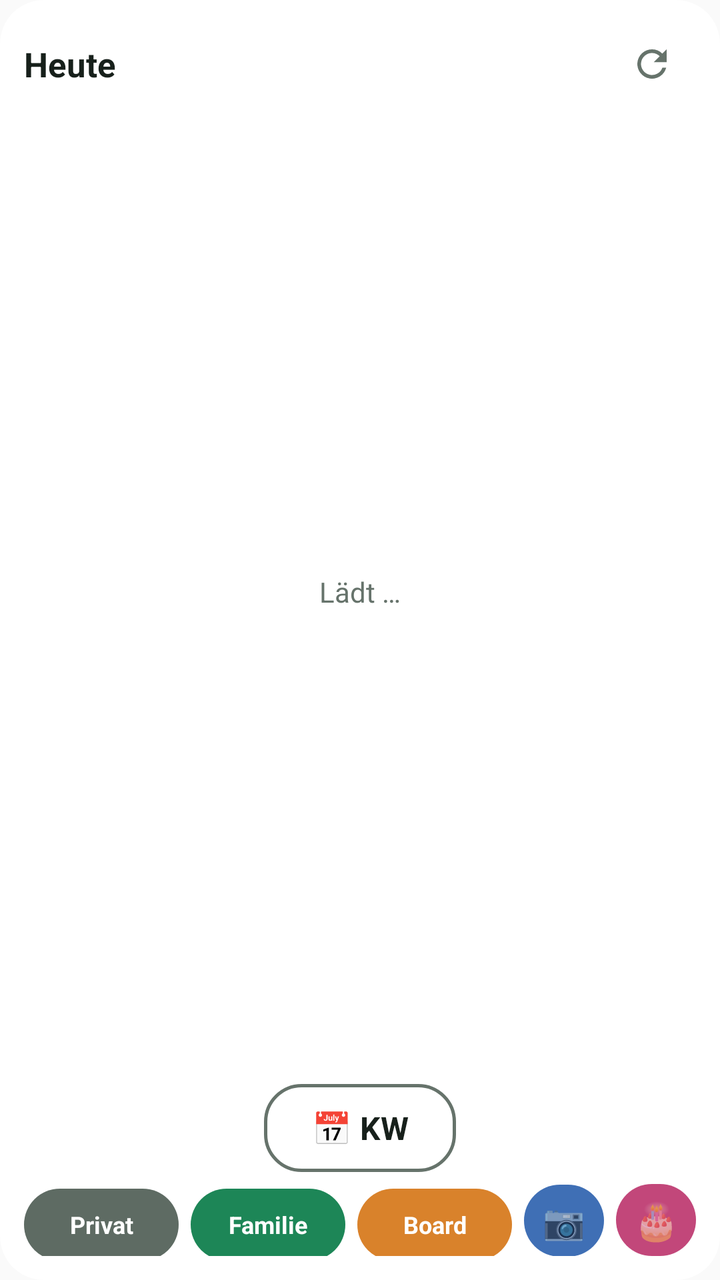
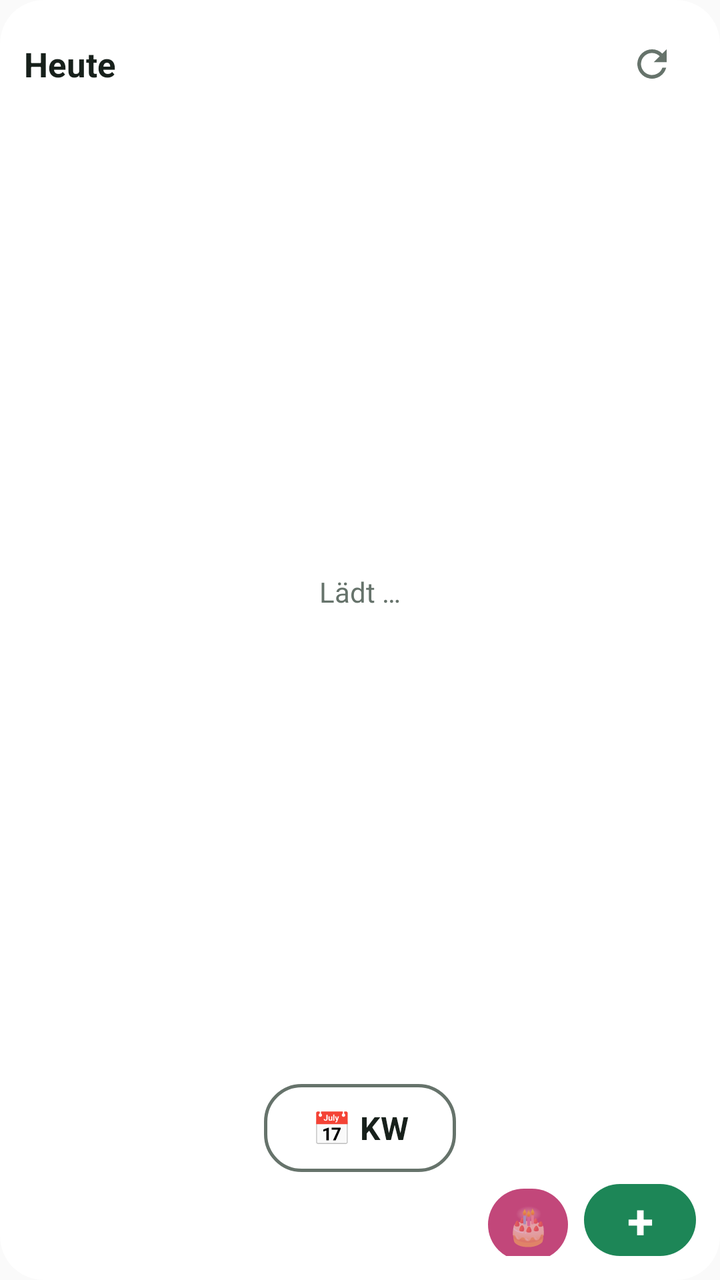

Before-and-after screenshots of an Android layout around one commit, followed by the original layout XML and the change that was made.
<!-- AndroidManifest.xml: application theme AppTheme -->
<!-- res/layout/widget.xml -->
<?xml version="1.0" encoding="utf-8"?>
<LinearLayout xmlns:android="http://schemas.android.com/apk/res/android"
    android:id="@+id/root"
    android:layout_width="match_parent"
    android:layout_height="match_parent"
    android:orientation="vertical"
    android:background="@drawable/bg"
    android:padding="12dp">

    <LinearLayout
        android:id="@+id/head"
        android:layout_width="match_parent"
        android:layout_height="wrap_content"
        android:gravity="center_vertical"
        android:orientation="horizontal">

        <TextView
            android:layout_width="wrap_content"
            android:layout_height="wrap_content"
            android:text="Heute"
            android:textColor="@color/fg"
            android:textSize="17sp"
            android:textStyle="bold" />

        <TextView
            android:id="@+id/date"
            android:layout_width="0dp"
            android:layout_height="wrap_content"
            android:layout_weight="1"
            android:paddingStart="8dp"
            android:textColor="@color/muted"
            android:textSize="14sp" />

        <LinearLayout
            android:id="@+id/bdnav"
            android:layout_width="wrap_content"
            android:layout_height="wrap_content"
            android:gravity="center_vertical"
            android:orientation="horizontal"
            android:visibility="gone">

            <TextView
                android:id="@+id/bdprev"
                android:layout_width="36dp"
                android:layout_height="36dp"
                android:gravity="center"
                android:text="‹"
                android:textColor="@color/fg"
                android:textSize="24sp"
                android:textStyle="bold" />

            <TextView
                android:id="@+id/bdpage"
                android:layout_width="wrap_content"
                android:layout_height="wrap_content"
                android:textColor="@color/fg"
                android:textSize="13sp" />

            <TextView
                android:id="@+id/bdnext"
                android:layout_width="36dp"
                android:layout_height="36dp"
                android:gravity="center"
                android:text="›"
                android:textColor="@color/fg"
                android:textSize="24sp"
                android:textStyle="bold" />
        </LinearLayout>

        <TextView
            android:id="@+id/home"
            android:layout_width="wrap_content"
            android:layout_height="36dp"
            android:layout_marginEnd="6dp"
            android:gravity="center"
            android:minWidth="40dp"
            android:paddingStart="8dp"
            android:paddingEnd="8dp"
            android:text="🏠"
            android:textColor="#FFFFFF"
            android:textSize="15sp"
            android:visibility="gone" />

        <TextView
            android:id="@+id/stamp"
            android:layout_width="wrap_content"
            android:layout_height="wrap_content"
            android:textColor="@color/muted"
            android:textSize="11sp" />

        <ImageButton
            android:id="@+id/refresh"
            android:layout_width="44dp"
            android:layout_height="40dp"
            android:background="@android:color/transparent"
            android:contentDescription="Aktualisieren"
            android:src="@drawable/ic_refresh" />
    </LinearLayout>

    <FrameLayout
        android:layout_width="match_parent"
        android:layout_height="0dp"
        android:layout_weight="1"
        android:layout_marginTop="4dp">

        <ListView
            android:id="@+id/list"
            android:layout_width="match_parent"
            android:layout_height="match_parent"
            android:divider="@null"
            android:dividerHeight="0dp" />

        <TextView
            android:id="@+id/empty"
            android:layout_width="match_parent"
            android:layout_height="match_parent"
            android:gravity="center"
            android:text="Lädt …"
            android:textColor="@color/muted"
            android:textSize="14sp" />
    </FrameLayout>

    
    <LinearLayout
        android:id="@+id/weekbar"
        android:layout_width="match_parent"
        android:layout_height="wrap_content"
        android:layout_marginTop="6dp"
        android:gravity="center"
        android:orientation="horizontal">

        <TextView
            android:id="@+id/weekprev"
            android:layout_width="56dp"
            android:layout_height="44dp"
            android:background="@drawable/btn_arrow"
            android:gravity="center"
            android:includeFontPadding="false"
            android:text="◀"
            android:textColor="#FFFFFF"
            android:textSize="20sp"
            android:visibility="invisible" />

        
        <LinearLayout
            android:layout_width="wrap_content"
            android:layout_height="wrap_content"
            android:layout_marginStart="18dp"
            android:layout_marginEnd="18dp"
            android:gravity="center_horizontal"
            android:orientation="vertical">

            <TextView
                android:id="@+id/weekyear"
                android:layout_width="wrap_content"
                android:layout_height="wrap_content"
                android:textColor="@color/fg"
                android:textSize="13sp"
                android:textStyle="bold"
                android:visibility="gone" />

            <TextView
                android:id="@+id/weeklabel"
                android:layout_width="96dp"
                android:layout_height="44dp"
                android:background="@drawable/bar_off"
                android:gravity="center"
                android:maxLines="1"
                android:text="📅 KW"
                android:textColor="@color/fg"
                android:textSize="16sp"
                android:textStyle="bold" />
        </LinearLayout>

        <TextView
            android:id="@+id/weeknext"
            android:layout_width="56dp"
            android:layout_height="44dp"
            android:background="@drawable/btn_arrow"
            android:gravity="center"
            android:includeFontPadding="false"
            android:text="▶"
            android:textColor="#FFFFFF"
            android:textSize="20sp"
            android:visibility="invisible" />
    </LinearLayout>

    
    <LinearLayout
        android:id="@+id/quick"
        android:layout_width="match_parent"
        android:layout_height="wrap_content"
        android:layout_marginTop="6dp"
        android:orientation="horizontal">

        <TextView
            android:id="@+id/q_private"
            android:layout_width="0dp"
            android:layout_height="36dp"
            android:layout_weight="1"
            android:layout_marginStart="0dp"
            android:background="@drawable/btn_private"
            android:gravity="center"
            android:text="Privat"
            android:maxLines="1"
            android:textColor="#FFFFFF"
            android:textSize="12sp"
            android:textStyle="bold" />

        <TextView
            android:id="@+id/q_family"
            android:layout_width="0dp"
            android:layout_height="36dp"
            android:layout_weight="1"
            android:layout_marginStart="6dp"
            android:background="@drawable/btn_family"
            android:gravity="center"
            android:text="Familie"
            android:maxLines="1"
            android:textColor="#FFFFFF"
            android:textSize="12sp"
            android:textStyle="bold" />

        <TextView
            android:id="@+id/q_board"
            android:layout_width="0dp"
            android:layout_height="36dp"
            android:layout_weight="1"
            android:layout_marginStart="6dp"
            android:background="@drawable/btn_board"
            android:gravity="center"
            android:text="Board"
            android:maxLines="1"
            android:textColor="#FFFFFF"
            android:textSize="12sp"
            android:textStyle="bold" />

        <TextView
            android:id="@+id/q_photo"
            android:layout_width="40dp"
            android:layout_height="36dp"
            android:layout_marginStart="6dp"
            android:background="@drawable/btn_photo"
            android:contentDescription="Termin vom Foto"
            android:gravity="center"
            android:text="📷"
            android:textSize="17sp" />

        <TextView
            android:id="@+id/q_bdays"
            android:layout_width="40dp"
            android:layout_height="36dp"
            android:layout_marginStart="6dp"
            android:background="@drawable/btn_bdays"
            android:contentDescription="Geburtstage"
            android:gravity="center"
            android:text="🎂"
            android:textSize="18sp" />
    </LinearLayout>
</LinearLayout>
<!-- resources referenced by this layout -->
<resources>
  <color name="fg">#17201B</color>
  <color name="muted">#66736B</color>
  <!-- drawable bar_off (drawable) -->
  <?xml version="1.0" encoding="utf-8"?>
  <shape xmlns:android="http://schemas.android.com/apk/res/android" android:shape="rectangle">
      <solid android:color="#00000000" />
      <stroke android:width="1.5dp" android:color="@color/muted" />
      <corners android:radius="18dp" />
  </shape>
  <!-- drawable bg (drawable) -->
  <?xml version="1.0" encoding="utf-8"?>
  <shape xmlns:android="http://schemas.android.com/apk/res/android" android:shape="rectangle">
      <solid android:color="@color/bg" />
      <corners android:radius="22dp" />
  </shape>
  <!-- drawable btn_arrow (drawable) -->
  <?xml version="1.0" encoding="utf-8"?>
  <shape xmlns:android="http://schemas.android.com/apk/res/android" android:shape="rectangle">
      <solid android:color="#1D8657" />
      <corners android:radius="22dp" />
  </shape>
  <!-- drawable btn_bdays (drawable) -->
  <?xml version="1.0" encoding="utf-8"?>
  <shape xmlns:android="http://schemas.android.com/apk/res/android" android:shape="rectangle">
      <solid android:color="#C2477A" />
      <corners android:radius="18dp" />
  </shape>
  <!-- drawable btn_board (drawable) -->
  <?xml version="1.0" encoding="utf-8"?>
  <shape xmlns:android="http://schemas.android.com/apk/res/android" android:shape="rectangle">
      <solid android:color="#D9822B" />
      <corners android:radius="18dp" />
  </shape>
  <!-- drawable btn_family (drawable) -->
  <?xml version="1.0" encoding="utf-8"?>
  <shape xmlns:android="http://schemas.android.com/apk/res/android" android:shape="rectangle">
      <solid android:color="#1D8657" />
      <corners android:radius="18dp" />
  </shape>
  <!-- drawable btn_photo (drawable) -->
  <?xml version="1.0" encoding="utf-8"?>
  <shape xmlns:android="http://schemas.android.com/apk/res/android" android:shape="rectangle">
      <solid android:color="#3F6FB5" />
      <corners android:radius="18dp" />
  </shape>
  <!-- drawable btn_private (drawable) -->
  <?xml version="1.0" encoding="utf-8"?>
  <shape xmlns:android="http://schemas.android.com/apk/res/android" android:shape="rectangle">
      <solid android:color="#5E6B63" />
      <corners android:radius="18dp" />
  </shape>
  <!-- drawable ic_refresh (drawable) -->
  <vector xmlns:android="http://schemas.android.com/apk/res/android"
      android:width="22dp" android:height="22dp" android:viewportWidth="24" android:viewportHeight="24">
      <path android:fillColor="@color/muted"
          android:pathData="M17.65,6.35A7.96,7.96 0,0 0,12 4a8,8 0,1 0,7.75 10h-2.08A6,6 0,1 1,12 6c1.66,0 3.14,0.69 4.22,1.78L13,11h7V4l-2.35,2.35z" />
  </vector>
  <style name="AppTheme" parent="android:Theme.Material.Light.NoActionBar">
          <item name="android:colorAccent">@color/accent</item>
      </style>
  <color name="bg">#F2FFFFFF</color>
  <color name="accent">#1D8657</color>
</resources>

<!-- the commit's change to res/layout/widget.xml (unified diff, before → after) -->
@@ -194,57 +194,9 @@
         android:orientation="horizontal">
 
         <TextView
-            android:id="@+id/q_private"
             android:layout_width="0dp"
-            android:layout_height="36dp"
-            android:layout_weight="1"
-            android:layout_marginStart="0dp"
-            android:background="@drawable/btn_private"
-            android:gravity="center"
-            android:text="Privat"
-            android:maxLines="1"
-            android:textColor="#FFFFFF"
-            android:textSize="12sp"
-            android:textStyle="bold" />
-
-        <TextView
-            android:id="@+id/q_family"
-            android:layout_width="0dp"
-            android:layout_height="36dp"
-            android:layout_weight="1"
-            android:layout_marginStart="6dp"
-            android:background="@drawable/btn_family"
-            android:gravity="center"
-            android:text="Familie"
-            android:maxLines="1"
-            android:textColor="#FFFFFF"
-            android:textSize="12sp"
-            android:textStyle="bold" />
-
-        <TextView
-            android:id="@+id/q_board"
-            android:layout_width="0dp"
-            android:layout_height="36dp"
-            android:layout_weight="1"
-            android:layout_marginStart="6dp"
-            android:background="@drawable/btn_board"
-            android:gravity="center"
-            android:text="Board"
-            android:maxLines="1"
-            android:textColor="#FFFFFF"
-            android:textSize="12sp"
-            android:textStyle="bold" />
-
-        <TextView
-            android:id="@+id/q_photo"
-            android:layout_width="40dp"
-            android:layout_height="36dp"
-            android:layout_marginStart="6dp"
-            android:background="@drawable/btn_photo"
-            android:contentDescription="Termin vom Foto"
-            android:gravity="center"
-            android:text="📷"
-            android:textSize="17sp" />
+            android:layout_height="1dp"
+            android:layout_weight="1" />
 
         <TextView
             android:id="@+id/q_bdays"
@@ -256,5 +208,18 @@
             android:gravity="center"
             android:text="🎂"
             android:textSize="18sp" />
+
+        <TextView
+            android:id="@+id/q_add"
+            android:layout_width="56dp"
+            android:layout_height="36dp"
+            android:layout_marginStart="8dp"
+            android:background="@drawable/btn_family"
+            android:contentDescription="Neuer Eintrag"
+            android:gravity="center"
+            android:text="+"
+            android:textColor="#FFFFFF"
+            android:textSize="24sp"
+            android:textStyle="bold" />
     </LinearLayout>
 </LinearLayout>
<!-- resource entries referenced after the edit -->
@@ -27,28 +27,10 @@
       <solid android:color="#C2477A" />
       <corners android:radius="18dp" />
   </shape>
-  <!-- drawable btn_board (drawable) -->
-  <?xml version="1.0" encoding="utf-8"?>
-  <shape xmlns:android="http://schemas.android.com/apk/res/android" android:shape="rectangle">
-      <solid android:color="#D9822B" />
-      <corners android:radius="18dp" />
-  </shape>
   <!-- drawable btn_family (drawable) -->
   <?xml version="1.0" encoding="utf-8"?>
   <shape xmlns:android="http://schemas.android.com/apk/res/android" android:shape="rectangle">
       <solid android:color="#1D8657" />
-      <corners android:radius="18dp" />
-  </shape>
-  <!-- drawable btn_photo (drawable) -->
-  <?xml version="1.0" encoding="utf-8"?>
-  <shape xmlns:android="http://schemas.android.com/apk/res/android" android:shape="rectangle">
-      <solid android:color="#3F6FB5" />
-      <corners android:radius="18dp" />
-  </shape>
-  <!-- drawable btn_private (drawable) -->
-  <?xml version="1.0" encoding="utf-8"?>
-  <shape xmlns:android="http://schemas.android.com/apk/res/android" android:shape="rectangle">
-      <solid android:color="#5E6B63" />
       <corners android:radius="18dp" />
   </shape>
   <!-- drawable ic_refresh (drawable) -->
